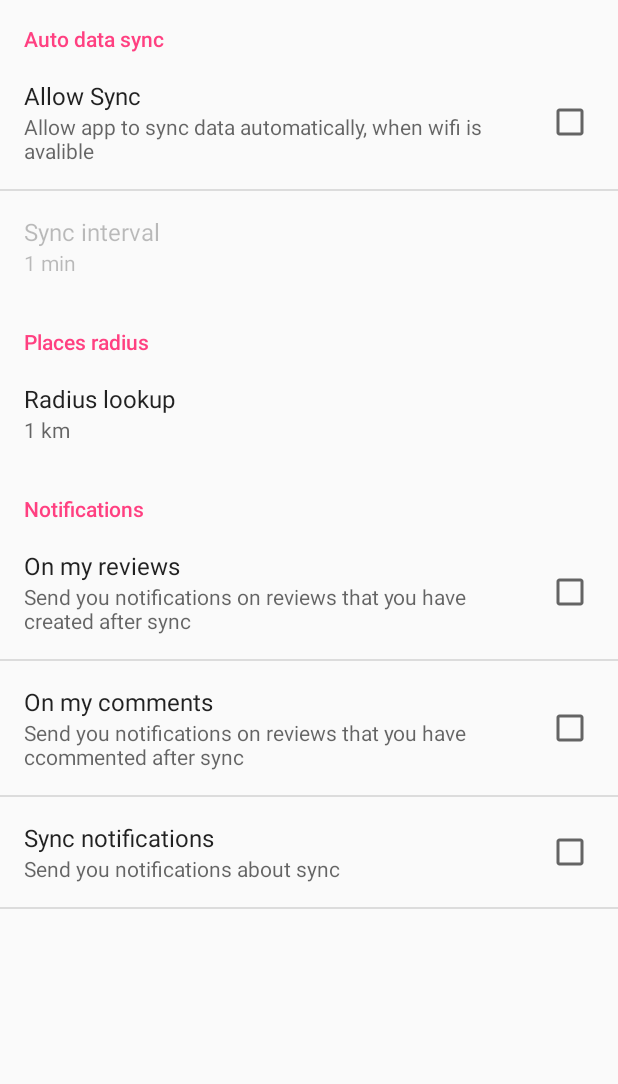
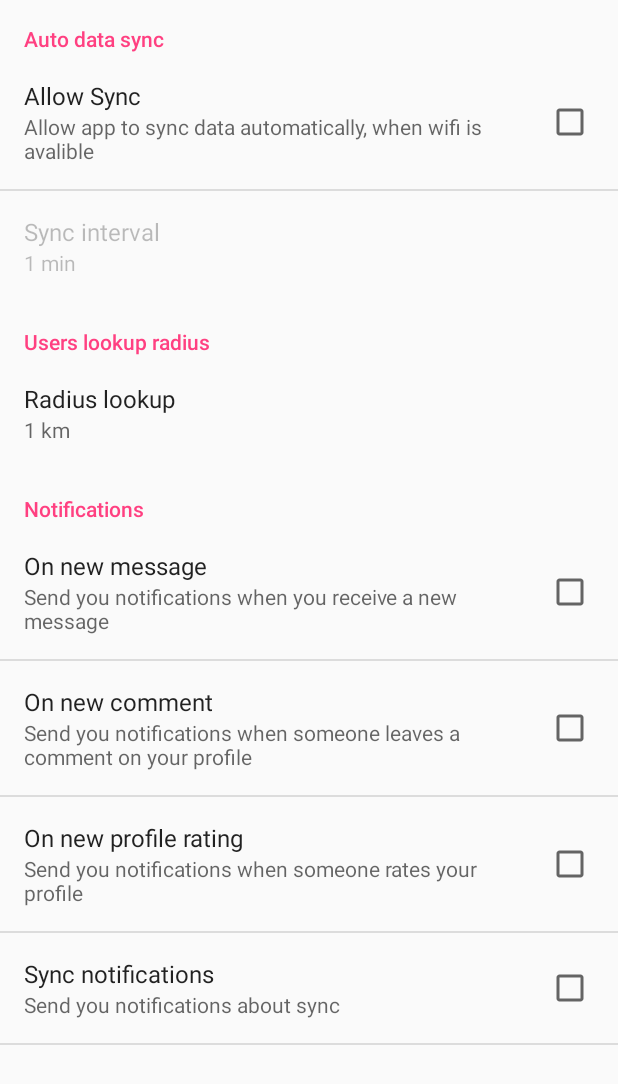
Before and after one commit to kimnovak/finder, an Android app: the fragment SettingsFragment shown on its own in the app's theme, on a phone screen of 412 x 824 dp. Shown: the top 1084 px of the screen. Run offline under Robolectric (Android 15) with nearby library versions, the phone set to English and light mode, and no system bars.

Commit message:
added new options to preference view #10

```diff
--- a/Finder/app/src/main/res/values/strings.xml
+++ b/Finder/app/src/main/res/values/strings.xml
@@ -15,12 +15,15 @@
     <string name="pref_sync">pref_sync</string>
 
     <string name="notifications">Notifications</string>
-    <string name="notif_on_my_review">On my reviews</string>
-    <string name="notif_on_my_comment">On my comments</string>
-    <string name="notif_on_my_review_key">notif_on_my_review</string>
+    <string name="notif_on_new_message">On new message</string>
+    <string name="notif_on_my_comment">On new comment</string>
+    <string name="notif_on_new_rate">On new profile rating</string>
+    <string name="notif_on_new_message_key">notif_on_new_message</string>
+    <string name="notif_on_new_rate_key">notif_on_new_rate</string>
     <string name="notif_on_my_comment_key">notif_on_my_comment</string>
-    <string name="notif_on_my_review_summ">Send you notifications on reviews that you have created after sync</string>
-    <string name="notif_on_my_comment_summ">Send you notifications on reviews that you have ccommented after sync</string>
+    <string name="notif_on_new_message_summ">Send you notifications when you receive a new message</string>
+    <string name="notif_on_new_rate_summ">Send you notifications when someone rates your profile</string>
+    <string name="notif_on_my_comment_summ">Send you notifications when someone leaves a comment on your profile</string>
 
     <string name="notif_on_sync_key">notif_on_sync</string>
     <string name="notif_on_sync_summ">Send you notifications about sync</string>
--- a/Finder/app/src/main/res/xml/app_preferences.xml
+++ b/Finder/app/src/main/res/xml/app_preferences.xml
@@ -24,7 +24,7 @@
     </PreferenceCategory>
 
     <PreferenceCategory
-        android:title="Places radius"
+        android:title="Users lookup radius"
         android:key="radius_settings">
 
         <ListPreference
@@ -44,15 +44,21 @@
 
         <CheckBoxPreference
             android:defaultValue="false"
-            android:key="@string/notif_on_my_review_key"
-            android:summary="@string/notif_on_my_review_summ"
-            android:title="@string/notif_on_my_review" />
+            android:key="@string/notif_on_new_message_key"
+            android:summary="@string/notif_on_new_message_summ"
+            android:title="@string/notif_on_new_message" />
 
         <CheckBoxPreference
             android:defaultValue="false"
             android:key="@string/notif_on_my_comment_key"
             android:summary="@string/notif_on_my_comment_summ"
             android:title="@string/notif_on_my_comment" />
+
+        <CheckBoxPreference
+            android:defaultValue="false"
+            android:key="@string/notif_on_new_rate_key"
+            android:summary="@string/notif_on_new_rate_summ"
+            android:title="@string/notif_on_new_rate" />
 
         <CheckBoxPreference
             android:defaultValue="false"
```
